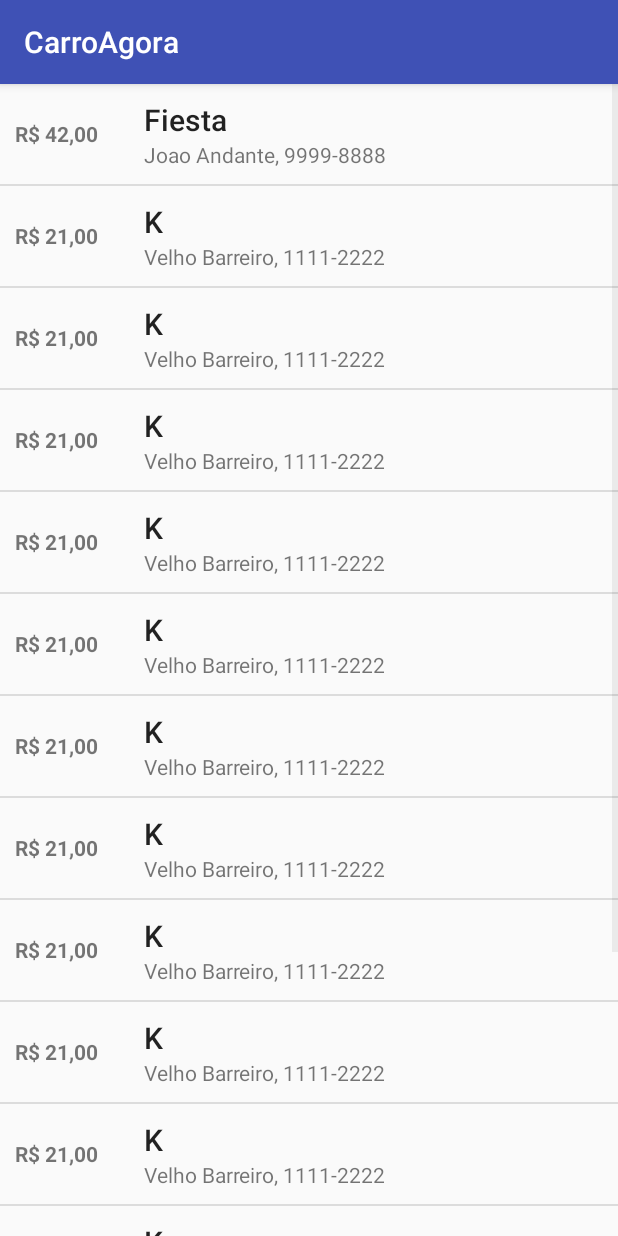
After one commit to bbranta/nibiru_car, an Android app: the ListCarsActivity screen opened directly, with no data from a screen before it, on a phone screen of 412 x 824 dp. The commit adds this screen. Run offline under Robolectric (Android 15) with nearby library versions, the phone set to English and light mode, and no system bars.

Commit message:
Add Activity to list cars
Signed-off-by: Crístian Deives <cdeives@motorola.com>

```diff
--- a/client/CarroAgora/app/src/main/AndroidManifest.xml
+++ b/client/CarroAgora/app/src/main/AndroidManifest.xml
@@ -19,6 +19,7 @@
                 <category android:name="android.intent.category.LAUNCHER" />
             </intent-filter>
         </activity>
+        <activity android:name=".ListCarsActivity"></activity>
     </application>
 
 </manifest>
--- /dev/null
+++ b/client/CarroAgora/app/src/main/java/com/motorola/carroagora/ListCarsActivity.java
@@ -0,0 +1,108 @@
+package com.motorola.carroagora;
+
+import android.content.Context;
+import android.content.Intent;
+import android.net.Uri;
+import android.support.v7.app.AppCompatActivity;
+import android.os.Bundle;
+import android.view.LayoutInflater;
+import android.view.View;
+import android.view.ViewGroup;
+import android.widget.Adapter;
+import android.widget.AdapterView;
+import android.widget.BaseAdapter;
+import android.widget.ListAdapter;
+import android.widget.ListView;
+import android.widget.TextView;
+
+import java.text.NumberFormat;
+import java.util.ArrayList;
+import java.util.List;
+import java.util.Locale;
+
+public class ListCarsActivity extends AppCompatActivity {
+    @Override
+    protected void onCreate(Bundle savedInstanceState) {
+        super.onCreate(savedInstanceState);
+        setContentView(R.layout.activity_list_cars);
+
+        ListView listView = (ListView) findViewById(R.id.listCars);
+
+        List<Car> cars = new ArrayList<Car>();
+        Car c = new Car();
+        c.setModel("Fiesta");
+        c.setPrice(42);
+        Person owner = new Person();
+        owner.setName("Joao Andante");
+        owner.setPhone("9999-8888");
+        c.setOwner(owner);
+        cars.add(c);
+
+        c = new Car();
+        c.setModel("K");
+        c.setPrice(21);
+        owner = new Person();
+        owner.setName("Velho Barreiro");
+        owner.setPhone("1111-2222");
+        c.setOwner(owner);
+        cars.add(c);
+        cars.add(c);cars.add(c);cars.add(c);cars.add(c);cars.add(c);cars.add(c);cars.add(c);cars.add(c);cars.add(c);cars.add(c);cars.add(c);cars.add(c);cars.add(c);
+
+        final CarAdapter adapter = new CarAdapter(cars);
+        listView.setAdapter(adapter);
+
+        listView.setOnItemClickListener(new AdapterView.OnItemClickListener() {
+            @Override
+            public void onItemClick(AdapterView<?> parent, View view, int position, long id) {
+                String phoneNumber = adapter.getItem(position).getOwner().getPhone();
+                Intent intent = new Intent(Intent.ACTION_DIAL);
+                intent.setData(Uri.parse("tel:" + phoneNumber));
+                startActivity(intent);
+            }
+        });
+    }
+
+    class CarAdapter extends BaseAdapter {
+        private List<Car> cars;
+
+        public CarAdapter(List<Car> cars) {
+            this.cars = cars;
+        }
+        @Override
+        public int getCount() {
+            return cars.size();
+        }
+
+        @Override
+        public Car getItem(int position) {
+            return cars.get(position);
+        }
+
+        @Override
+        public long getItemId(int position) {
+            return position;
+        }
+
+        @Override
+        public View getView(int position, View convertView, ViewGroup parent) {
+            if (convertView == null) {
+                convertView = LayoutInflater.from(ListCarsActivity.this).inflate(R.layout.list_cars_item, parent, false);
+            }
+
+            Car c = getItem(position);
+
+            NumberFormat nf = NumberFormat.getCurrencyInstance(new Locale("pt", "BR"));
+
+            TextView textPrice = (TextView) convertView.findViewById(R.id.textListPrice);
+            textPrice.setText(nf.format(c.getPrice()));
+
+            TextView textModel = (TextView) convertView.findViewById(R.id.textListModel);
+            textModel.setText(c.getModel());
+
+            TextView textOwnerName = (TextView) convertView.findViewById(R.id.textListOwner);
+            textOwnerName.setText(String.format("%s, %s", c.getOwner().getName(), c.getOwner().getPhone()));
+
+            return convertView;
+        }
+    }
+}
--- a/client/CarroAgora/app/src/main/java/com/motorola/carroagora/MainActivity.java
+++ b/client/CarroAgora/app/src/main/java/com/motorola/carroagora/MainActivity.java
@@ -16,4 +16,8 @@
     public void onNewCarClick(View view) {
         startActivity(new Intent(this, NewCarActivity.class));
     }
+
+    public void onRentCarClick(View view) {
+        startActivity(new Intent(this, ListCarsActivity.class));
+    }
 }
--- /dev/null
+++ b/client/CarroAgora/app/src/main/res/layout/activity_list_cars.xml
@@ -0,0 +1,10 @@
+<?xml version="1.0" encoding="utf-8"?>
+<ListView xmlns:android="http://schemas.android.com/apk/res/android"
+    xmlns:tools="http://schemas.android.com/tools"
+    android:layout_width="match_parent"
+    android:layout_height="match_parent"
+    android:id="@+id/listCars"
+    android:layout_alignParentTop="true"
+    android:layout_alignParentStart="true"
+    tools:context="com.motorola.carroagora.ListCarsActivity">
+</ListView>
--- a/client/CarroAgora/app/src/main/res/layout/activity_main.xml
+++ b/client/CarroAgora/app/src/main/res/layout/activity_main.xml
@@ -10,11 +10,20 @@
     tools:context="com.motorola.carroagora.MainActivity">
 
     <Button
-        android:layout_width="wrap_content"
+        android:layout_width="match_parent"
         android:layout_height="wrap_content"
         android:text="Disponibilizar carro para aluguel"
         android:id="@+id/buttonNewCar"
         android:layout_alignParentTop="true"
         android:layout_centerHorizontal="true"
         android:onClick="onNewCarClick" />
+
+    <Button
+        android:layout_width="match_parent"
+        android:layout_height="wrap_content"
+        android:text="Alugar carros"
+        android:id="@+id/buttonRentCar"
+        android:layout_below="@id/buttonNewCar"
+        android:layout_centerHorizontal="true"
+        android:onClick="onRentCarClick" />
 </RelativeLayout>
--- /dev/null
+++ b/client/CarroAgora/app/src/main/res/layout/list_cars_item.xml
@@ -0,0 +1,32 @@
+<?xml version="1.0" encoding="utf-8"?>
+<LinearLayout xmlns:android="http://schemas.android.com/apk/res/android"
+    android:orientation="horizontal"
+    android:layout_width="match_parent"
+    android:layout_height="match_parent"
+    android:padding="10dp">
+    <TextView
+        android:id="@+id/textListPrice"
+        android:layout_width="0dp"
+        android:layout_height="wrap_content"
+        android:layout_weight="1"
+        android:layout_gravity="center"
+        android:textStyle="bold" />
+
+    <LinearLayout
+        android:orientation="vertical"
+        android:layout_width="0dp"
+        android:layout_height="wrap_content"
+        android:layout_weight="4"
+        android:layout_marginStart="10dp">
+        <TextView
+            android:id="@+id/textListModel"
+            android:layout_width="match_parent"
+            android:layout_height="wrap_content"
+            style="@style/Base.TextAppearance.AppCompat.Title" />
+
+        <TextView
+            android:id="@+id/textListOwner"
+            android:layout_width="match_parent"
+            android:layout_height="wrap_content" />
+    </LinearLayout>
+</LinearLayout>
```
